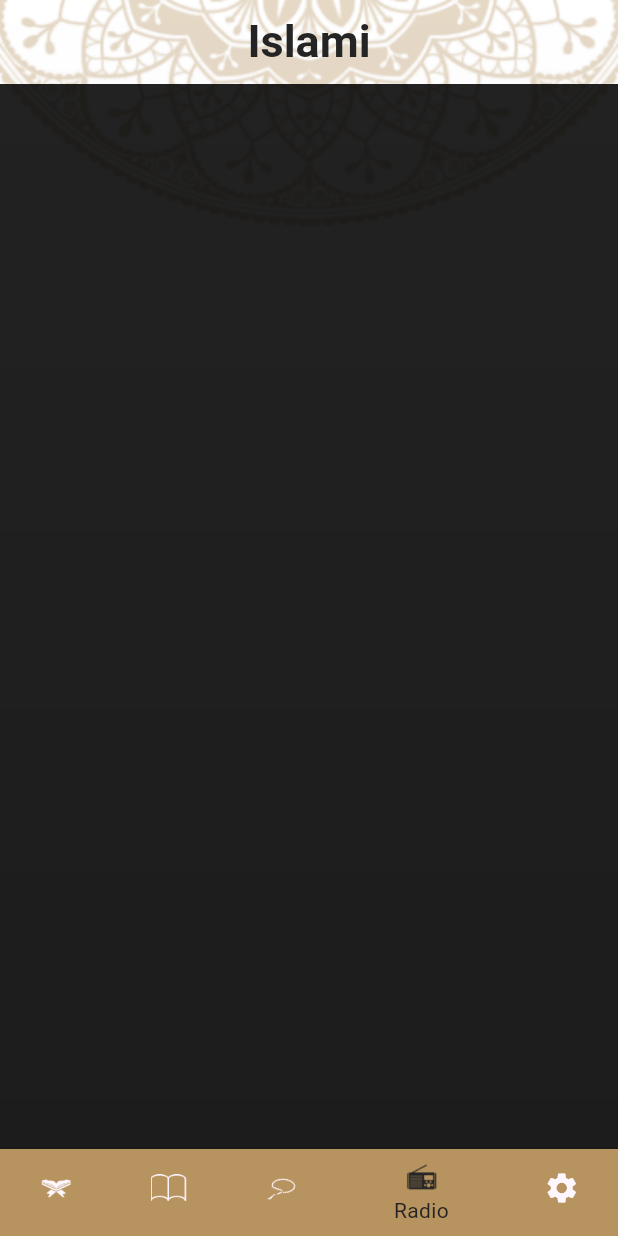
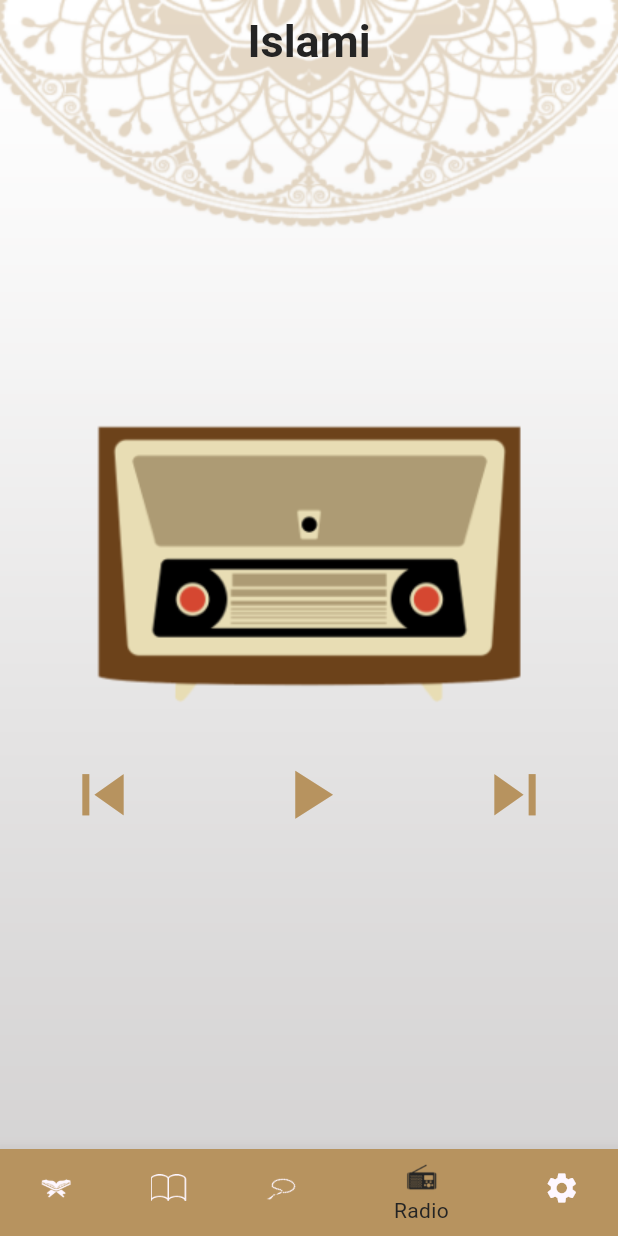
Before and after one commit to mossad12/islami-app, a Flutter app: the screen it shows after launch, item 4 of the bottom bar chosen, on a phone screen of 412 x 824 dp. Run offline on Flutter 3.47's test engine with Material 3 defaults, Android fonts, the light colour scheme and no system bars.

Commit message:
add localization. coplet ui design.

```diff
--- /dev/null
+++ b/l10n.yaml
@@ -0,0 +1,3 @@
+arb-dir: lib/l10n
+template-arb-file: app_en.arb
+output-localization-file: app_localizations.dart
--- a/lib/home/radio/Radio_tap.dart
+++ b/lib/home/radio/Radio_tap.dart
@@ -1,10 +1,35 @@
 import 'package:flutter/material.dart';
+
+import '../../MyTheme.dart';
 
 class RadioTap extends StatelessWidget {
   @override
   Widget build(BuildContext context) {
-    return Container(
-      color: Colors.black87,
-    );
+    return Column(mainAxisAlignment: MainAxisAlignment.center, children: [
+      Center(child: Image.asset('assets/images/radio_image.png')),
+      SizedBox(
+        height: 15,
+      ),
+      Row(
+        mainAxisAlignment: MainAxisAlignment.spaceAround,
+        children: [
+          Icon(
+            Icons.skip_previous,
+            color: Mytheme.primarylightcolor,
+            size: 55,
+          ),
+          Icon(
+            Icons.play_arrow,
+            color: Mytheme.primarylightcolor,
+            size: 55,
+          ),
+          Icon(
+            Icons.skip_next,
+            color: Mytheme.primarylightcolor,
+            size: 55,
+          ),
+        ],
+      )
+    ]);
   }
 }
--- a/lib/main.dart
+++ b/lib/main.dart
@@ -18,6 +18,7 @@
         SuraDetailsScreen.routName: (context) => SuraDetailsScreen(),
       },
       theme: Mytheme.lightmode,
+      locale: Locale('en'),
     );
   }
 }
--- a/pubspec.yaml
+++ b/pubspec.yaml
@@ -30,6 +30,9 @@
 dependencies:
   flutter:
     sdk: flutter
+  flutter_localizations:
+    sdk: flutter
+  intl: any
 
 
   # The following adds the Cupertino Icons font to your application.
@@ -52,6 +55,7 @@
 
 # The following section is specific to Flutter packages.
 flutter:
+  generate: true
 
   # The following line ensures that the Material Icons font is
   # included with your application, so that you can use the icons in
```
Also changed, not shown: lib/home/hadeth/hadeth_tap.dart (+17 -3 lines), lib/home/hadeth/item_Hadeath_name.dart (added, +13 -0 lines), lib/home/sebha/sebha_tap.dart (+4 -3 lines), lib/l10n/app_ar.arb (added, +16 -0 lines), lib/l10n/app_en.arb (added, +16 -0 lines), pubspec.lock.
